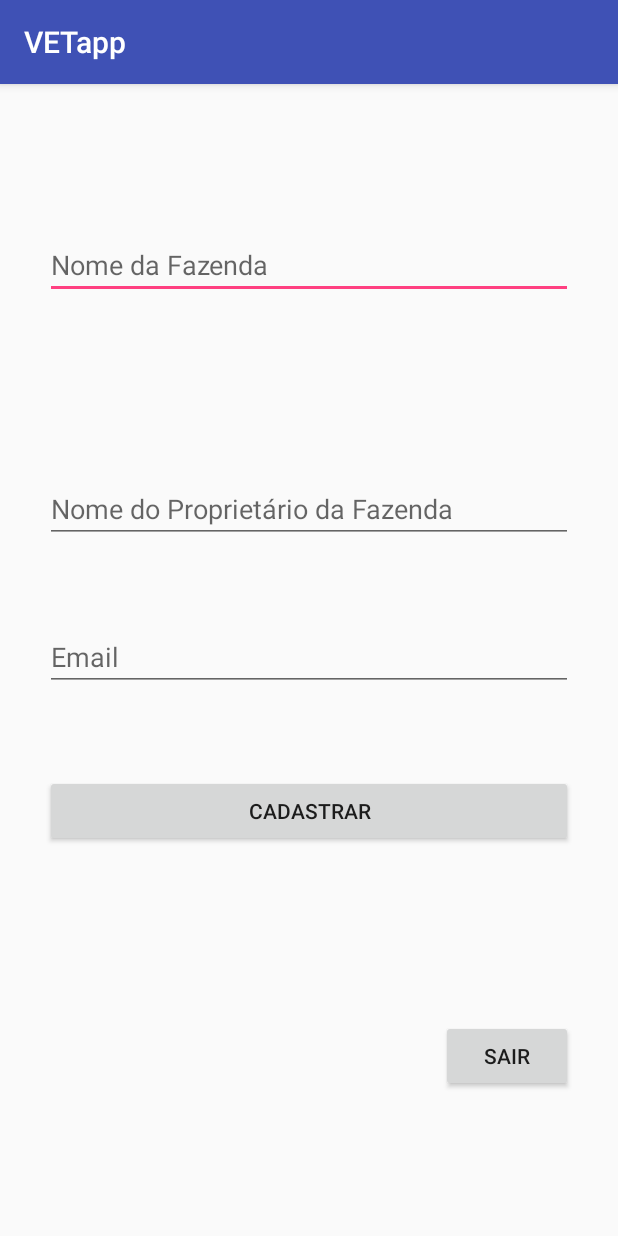
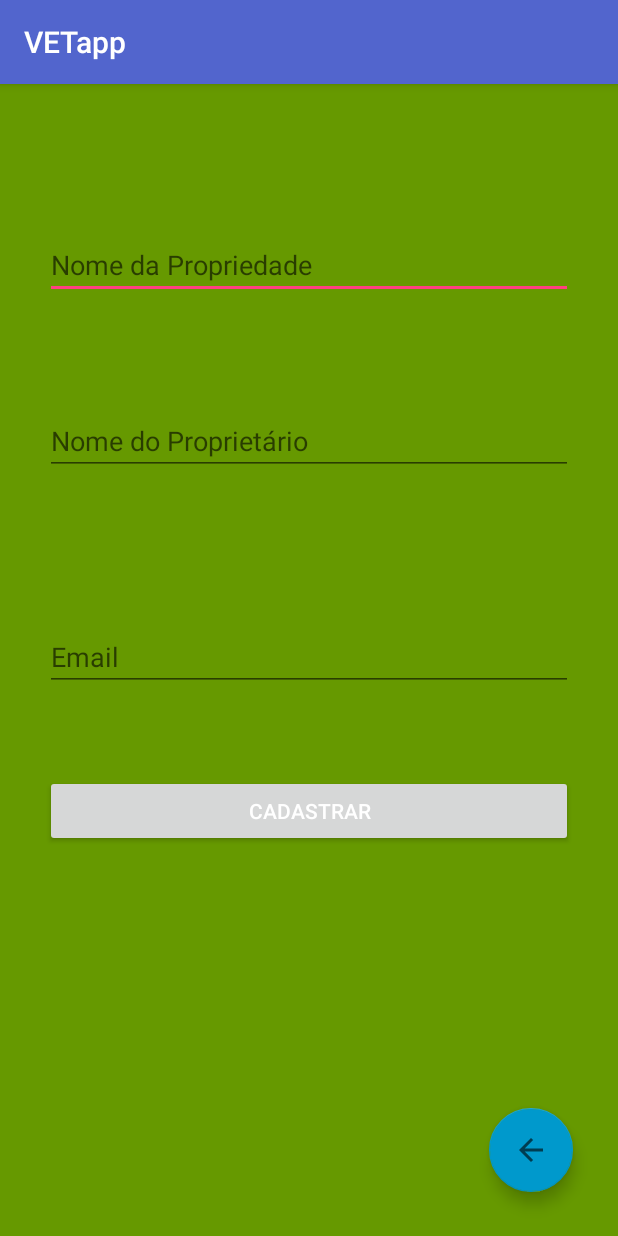
Before and after one commit to 012sa/AjudanteVeterinario, an Android app: the CadastrarFazendaActivity screen opened directly, with no data from a screen before it, on a phone screen of 412 x 824 dp. Run offline under Robolectric (Android 15) with nearby library versions, the phone set to English and light mode, and no system bars; 2 statements that could not run were skipped.

Commit message:
Retrofit, perfil das fazendas e detalhes do Layout

```diff
--- a/VETapp/app/src/main/java/com/example/sarah/vetapp/CadastrarFazenda.java
+++ b/VETapp/app/src/main/java/com/example/sarah/vetapp/Activities/CadastrarFazendaActivity.java
@@ -1,11 +1,14 @@
-package com.example.sarah.vetapp;
+package com.example.sarah.vetapp.Activities;
 
 import android.content.Intent;
 import android.support.v7.app.AppCompatActivity;
 import android.os.Bundle;
 import android.view.View;
 import android.widget.Button;
-public class CadastrarFazenda extends AppCompatActivity {
+
+import com.example.sarah.vetapp.R;
+
+public class CadastrarFazendaActivity extends AppCompatActivity {
 
     @Override
     protected void onCreate(Bundle savedInstanceState) {
@@ -15,9 +18,10 @@ public class CadastrarFazenda extends AppCompatActivity {
         bsair.setOnClickListener(new View.OnClickListener(){
             @Override
             public void onClick(View v) {
-                Intent i = new Intent(CadastrarFazenda.this, MainActivity.class);
+                Intent i = new Intent(CadastrarFazendaActivity.this, MainActivity.class);
                 startActivity(i);
             }
         });
+
     }
 }
--- a/VETapp/app/src/main/java/com/example/sarah/vetapp/LoginActivity.java
+++ b/VETapp/app/src/main/java/com/example/sarah/vetapp/Activities/LoginActivity.java
@@ -1,4 +1,4 @@
-package com.example.sarah.vetapp;
+package com.example.sarah.vetapp.Activities;
 
 import android.app.Activity;
 import android.content.Intent;
@@ -8,6 +8,8 @@ import android.view.View.OnClickListener;
 import android.widget.AutoCompleteTextView;
 import android.widget.Button;
 import android.widget.EditText;
+
+import com.example.sarah.vetapp.R;
 
 public class LoginActivity extends Activity {
 
--- a/VETapp/app/src/main/java/com/example/sarah/vetapp/ListarFazendas.java
+++ /dev/null
@@ -1,26 +0,0 @@
-package com.example.sarah.vetapp;
-
-import android.content.Intent;
-import android.os.Bundle;
-import android.support.design.widget.FloatingActionButton;
-import android.support.v7.app.AppCompatActivity;
-import android.view.View;
-import android.content.Intent;
-
-
-public class ListarFazendas extends AppCompatActivity {
-
-    @Override
-    protected void onCreate(Bundle savedInstanceState) {
-        super.onCreate(savedInstanceState);
-        setContentView(R.layout.activity_listar_fazendas);
-        FloatingActionButton maddFazenda = (FloatingActionButton) findViewById(R.id.add_fazendas);
-        maddFazenda.setOnClickListener(new View.OnClickListener(){
-            @Override
-            public void onClick(View v) {
-                Intent i = new Intent(ListarFazendas.this, CadastrarFazenda.class);
-                startActivity(i);
-            }
-        });
-    }
-}
--- a/VETapp/app/src/main/res/layout/activity_cadastrar_fazenda.xml
+++ b/VETapp/app/src/main/res/layout/activity_cadastrar_fazenda.xml
@@ -4,72 +4,77 @@
     xmlns:tools="http://schemas.android.com/tools"
     android:layout_width="match_parent"
     android:layout_height="match_parent"
-    tools:context="com.example.sarah.vetapp.CadastrarFazenda">
+    android:background="@android:color/holo_green_dark"
+    tools:background="@color/backgroundGreen"
+    tools:context="com.example.sarah.vetapp.Activities.CadastrarFazendaActivity">
 
-    <AutoCompleteTextView
+    <android.support.design.widget.TextInputEditText
         android:id="@+id/nomeFazenda"
         android:layout_width="352dp"
         android:layout_height="41dp"
+        android:layout_alignParentTop="true"
+        android:layout_alignStart="@+id/nomeProprietario"
+        android:layout_marginTop="102dp"
         android:hint="@string/name_of_farm"
         android:maxLines="1"
         android:singleLine="true"
         tools:ignore="MissingConstraints"
         tools:layout_editor_absoluteX="16dp"
-        tools:layout_editor_absoluteY="164dp"
-        android:layout_marginTop="102dp"
-        android:layout_alignParentTop="true"
-        android:layout_alignStart="@+id/nomeProprietario" />
+        tools:layout_editor_absoluteY="164dp" />
 
-    <AutoCompleteTextView
+    <android.support.design.widget.TextInputEditText
         android:id="@+id/nomeProprietario"
         android:layout_width="352dp"
         android:layout_height="41dp"
+        android:layout_below="@+id/nomeFazenda"
+        android:layout_centerHorizontal="true"
+        android:layout_marginTop="76dp"
         android:hint="@string/name_of_owner"
         android:maxLines="1"
         android:singleLine="true"
         tools:ignore="MissingConstraints"
         tools:layout_editor_absoluteX="16dp"
-        tools:layout_editor_absoluteY="235dp"
-        android:layout_marginBottom="57dp"
-        android:layout_above="@+id/EmailProprietario"
-        android:layout_centerHorizontal="true" />
+        tools:layout_editor_absoluteY="235dp" />
 
-    <AutoCompleteTextView
+    <android.support.design.widget.TextInputEditText
         android:id="@+id/EmailProprietario"
         android:layout_width="352dp"
         android:layout_height="41dp"
+        android:layout_alignStart="@+id/nomeProprietario"
+        android:layout_centerVertical="true"
         android:hint="@string/prompt_email"
         android:maxLines="1"
         android:singleLine="true"
+        tools:ignore="MissingConstraints"
         tools:layout_editor_absoluteX="16dp"
-        tools:layout_editor_absoluteY="235dp"
-        tools:ignore="MissingConstraints"
-        android:layout_centerVertical="true"
-        android:layout_alignStart="@+id/nomeProprietario" />
+        tools:layout_editor_absoluteY="235dp" />
 
     <Button
         android:id="@+id/add_fazenda_email"
         android:layout_width="wrap_content"
         android:layout_height="wrap_content"
-        android:text="@string/Add"
-        tools:layout_editor_absoluteY="471dp"
-        tools:layout_editor_absoluteX="290dp"
-        tools:ignore="MissingConstraints"
+        android:layout_alignEnd="@+id/EmailProprietario"
+        android:layout_alignStart="@+id/EmailProprietario"
         android:layout_below="@+id/EmailProprietario"
         android:layout_marginTop="56dp"
-        android:layout_alignStart="@+id/EmailProprietario"
-        android:layout_alignEnd="@+id/EmailProprietario" />
+        android:text="@string/Add"
+        android:textColor="@android:color/background_light"
+        tools:background="@android:color/background_dark"
+        tools:ignore="MissingConstraints"
+        tools:layout_editor_absoluteX="290dp"
+        tools:layout_editor_absoluteY="471dp" />
 
-    <Button
+    <android.support.design.widget.FloatingActionButton
         android:id="@+id/buttonSair"
         android:layout_width="wrap_content"
         android:layout_height="wrap_content"
-        android:text="@string/Exit"
+        android:layout_alignEnd="@+id/add_fazenda_email"
+        android:layout_alignParentBottom="true"
+        android:layout_marginBottom="29dp"
+        app:backgroundTint="@android:color/holo_blue_dark"
+        app:srcCompat="?attr/actionModeCloseDrawable"
+        tools:ignore="MissingConstraints"
         tools:layout_editor_absoluteX="16dp"
-        tools:layout_editor_absoluteY="447dp"
-        tools:ignore="MissingConstraints"
-        android:layout_marginBottom="96dp"
-        android:layout_alignParentBottom="true"
-        android:layout_alignEnd="@+id/add_fazenda_email" />
+        tools:layout_editor_absoluteY="447dp" />
 
 </android.widget.RelativeLayout>
--- a/VETapp/app/src/main/res/layout/activity_listar_fazendas.xml
+++ b/VETapp/app/src/main/res/layout/activity_listar_fazendas.xml
@@ -4,7 +4,8 @@
     xmlns:tools="http://schemas.android.com/tools"
     android:layout_width="match_parent"
     android:layout_height="match_parent"
-    tools:context="com.example.sarah.vetapp.ListarFazendas">
+    tools:background="@color/backgroundGreen"
+    tools:context="com.example.sarah.vetapp.Activities.ListarFazendasActivity">
 
     <android.support.design.widget.FloatingActionButton
         android:id="@+id/add_fazendas"
@@ -45,7 +46,7 @@
                     android:orientation="vertical" >
 
                     <ListView
-                        android:id="@+id/tarefasMensaisListView"
+                        android:id="@+id/listarFazendaListView"
                         android:layout_width="match_parent"
                         android:layout_height="726dp"
                         tools:ignore="MissingConstraints"
--- a/VETapp/app/src/main/res/layout/activity_login.xml
+++ b/VETapp/app/src/main/res/layout/activity_login.xml
@@ -8,7 +8,8 @@
     android:paddingLeft="@dimen/activity_horizontal_margin"
     android:paddingRight="@dimen/activity_horizontal_margin"
     android:paddingTop="@dimen/activity_vertical_margin"
-    tools:context="com.example.sarah.vetapp.LoginActivity">
+    tools:context="com.example.sarah.vetapp.Activities.LoginActivity"
+    tools:background="@color/backgroundGreen">
 
     <!-- Login progress -->
 
@@ -70,6 +71,8 @@
                 android:layout_width="match_parent"
                 android:layout_height="wrap_content"
                 android:layout_marginTop="16dp"
+                android:textColor="@android:color/background_light"
+                tools:background="@android:color/background_dark"
                 android:text="@string/action_sign_in"
                 android:textStyle="bold" />
 
--- a/VETapp/app/src/main/res/values/colors.xml
+++ b/VETapp/app/src/main/res/values/colors.xml
@@ -1,6 +1,7 @@
 <?xml version="1.0" encoding="utf-8"?>
 <resources>
-    <color name="colorPrimary">#3F51B5</color>
+    <color name="colorPrimary">#5265cd</color>
     <color name="colorPrimaryDark">#303F9F</color>
     <color name="colorAccent">#FF4081</color>
+    <color name="backgroundGreen">#b5d1c5</color>
 </resources>
--- a/VETapp/app/src/main/res/values/strings.xml
+++ b/VETapp/app/src/main/res/values/strings.xml
@@ -2,6 +2,7 @@
     <string name="app_name">VETapp</string>
 
     <string name="prompt_email">Email</string>
+    <string name="id">ID</string>
     <string name="prompt_password">Senha</string>
     <string name="action_sign_in">Entrar</string>
     <string name="action_sign_in_short">Sign in</string>
@@ -9,9 +10,9 @@
     <string name="error_invalid_password">This password is too short</string>
     <string name="error_incorrect_password">This password is incorrect</string>
     <string name="error_field_required">This field is required</string>
-    <string name="name_of_farm">Nome da Fazenda</string>
+    <string name="name_of_farm">Nome da Propriedade</string>
     <string name="farm">Fazenda</string>
-    <string name="name_of_owner">Nome do Proprietário da Fazenda</string>
+    <string name="name_of_owner">Nome do Proprietário</string>
     <string name="permission_rationale">"Contacts permissions are needed for providing email
         completions."
     </string>
--- a/VETapp/build.gradle
+++ b/VETapp/build.gradle
@@ -6,6 +6,8 @@ buildscript {
     }
     dependencies {
         classpath 'com.android.tools.build:gradle:2.3.0'
+
+        classpath 'com.neenbedankt.gradle.plugins:android-apt:1.4' //Retrofit
 
         // NOTE: Do not place your application dependencies here; they belong
         // in the individual module build.gradle files
```
Also changed, not shown: VETapp/app/build.gradle (+10 -0 lines), VETapp/app/src/main/AndroidManifest.xml (+7 -5 lines), VETapp/app/src/main/java/Network/APIService.java (added, +30 -0 lines), VETapp/app/src/main/java/Network/ConnectionServer.java (added, +41 -0 lines), VETapp/app/src/main/java/com/example/sarah/vetapp/Activities/ListarFazendasActivity.java (added, +37 -0 lines), VETapp/app/src/main/java/com/example/sarah/vetapp/Activities/MainActivity.java (renamed from VETapp/app/src/main/java/com/example/sarah/vetapp/MainActivity.java, +5 -6 lines), VETapp/app/src/main/java/com/example/sarah/vetapp/Activities/PerfilFazendaActivity.java (added, +17 -0 lines), VETapp/app/src/main/java/com/example/sarah/vetapp/Activities/TarefasMensaisActivity.java (renamed from VETapp/app/src/main/java/com/example/sarah/vetapp/TarefasMensais.java, +6 -4 lines), VETapp/app/src/main/res/layout/activity_main.xml (+20 -16 lines), VETapp/app/src/main/res/layout/activity_perfil_fazenda.xml (added, +93 -0 lines), VETapp/app/src/main/res/layout/activity_tarefas_mensais.xml (+9 -8 lines).
